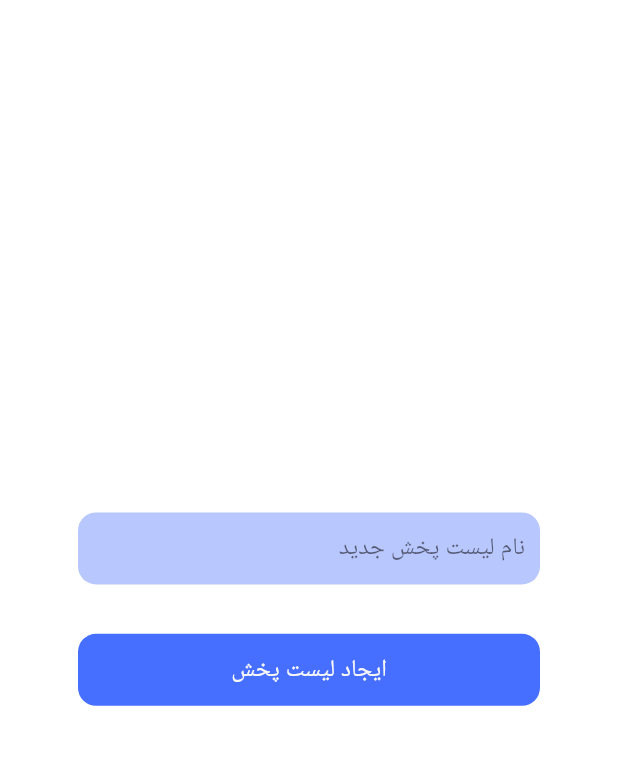
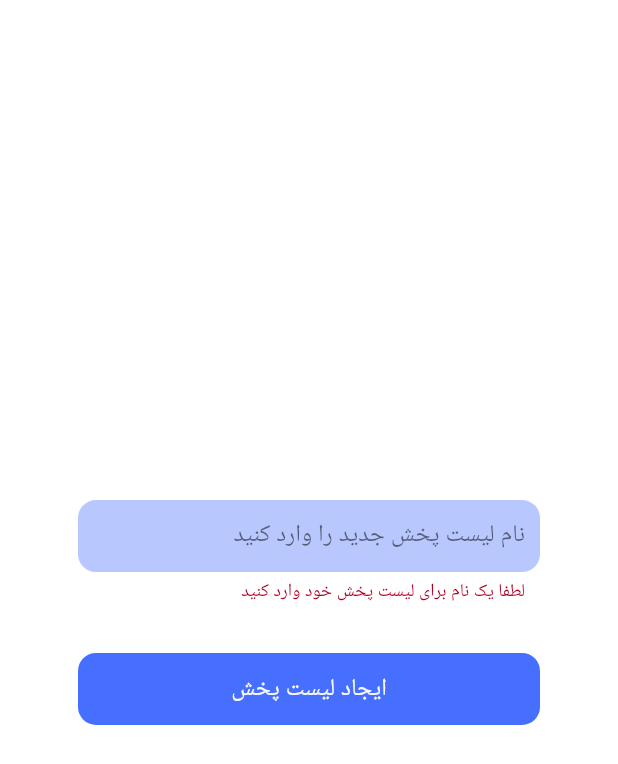
Before and after one commit to mohammad-dehghanifard/flutter_music_player, a Flutter app: the AddPlayListDialog widget shown alone on an empty page, opened directly, after a tap on "ایجاد لیست پخش", on a phone screen of 412 x 824 dp. Shown: the top 764 px of the screen. Run offline on Flutter 3.47's test engine with Material 3 defaults, Android fonts, the phone set to English and light mode, and no system bars; our stand-ins replace get, google_fonts, just_audio, on_audio_query; Roboto replaces fonts that are missing (Vazirmatn).

Commit message:
completed PlayListController for create playList

```diff
--- a/lib/controllers/play_list_controller.dart
+++ b/lib/controllers/play_list_controller.dart
@@ -6,11 +6,29 @@ class PlayListController extends GetxController {
 //============================= Variables ======================================
   final OnAudioQuery _audioQuery = OnAudioQuery();
   final TextEditingController playListName = TextEditingController();
+  final GlobalKey<FormState> formKey = GlobalKey<FormState>();
   List<PlaylistModel>? playLists;
 
 //============================= Methods ========================================
-  void createPlayList() { }
-  Future<void> _fetchAllPlayList() async { }
+  Future<void> createPlayList() async {
+    if(formKey.currentState!.validate()){
+      await _audioQuery.createPlaylist(playListName.text);
+      Get.back();
+      playLists?.clear();
+      _fetchAllPlayList();
+    }
+  }
+  Future<void> _fetchAllPlayList() async {
+    final result = await _audioQuery.queryPlaylists();
+    playLists = result;
+    update();
+  }
+  String? validatePlayListName(String? value) {
+    if(value!.isEmpty) {
+      return "لطفا یک نام برای لیست پخش خود وارد کنید";
+    }
+    return null;
+  }
 //============================= Life Cycles ====================================
   @override
   void onInit() {
--- a/lib/widgets/add_play_list_dialog.dart
+++ b/lib/widgets/add_play_list_dialog.dart
@@ -13,7 +13,7 @@ class AddPlayListDialog extends StatelessWidget {
       ),
       child: SizedBox(
         width: double.infinity,
-        height:  MediaQuery.sizeOf(context).height * 0.20,
+        height:  MediaQuery.sizeOf(context).height * 0.22,
         child: Padding(
           padding: const EdgeInsets.all(12),
           child: GetBuilder<PlayListController>(
@@ -22,11 +22,15 @@ class AddPlayListDialog extends StatelessWidget {
                 textDirection: TextDirection.rtl,
                 child: Column(
                   children: [
-                    TextFormField(
-                      decoration: const InputDecoration(
-                        hintText:  "نام لیست پخش جدید",
+                    Form(
+                      key: controller.formKey,
+                      child: TextFormField(
+                        decoration: const InputDecoration(
+                          hintText:  "نام لیست پخش جدید را وارد کنید",
+                        ),
+                        controller: controller.playListName,
+                        validator: controller.validatePlayListName,
                       ),
-                      controller: controller.playListName,
                     ),
                     SizedBox(height: MediaQuery.sizeOf(context).height * 0.04),
                     ElevatedButton(
```
